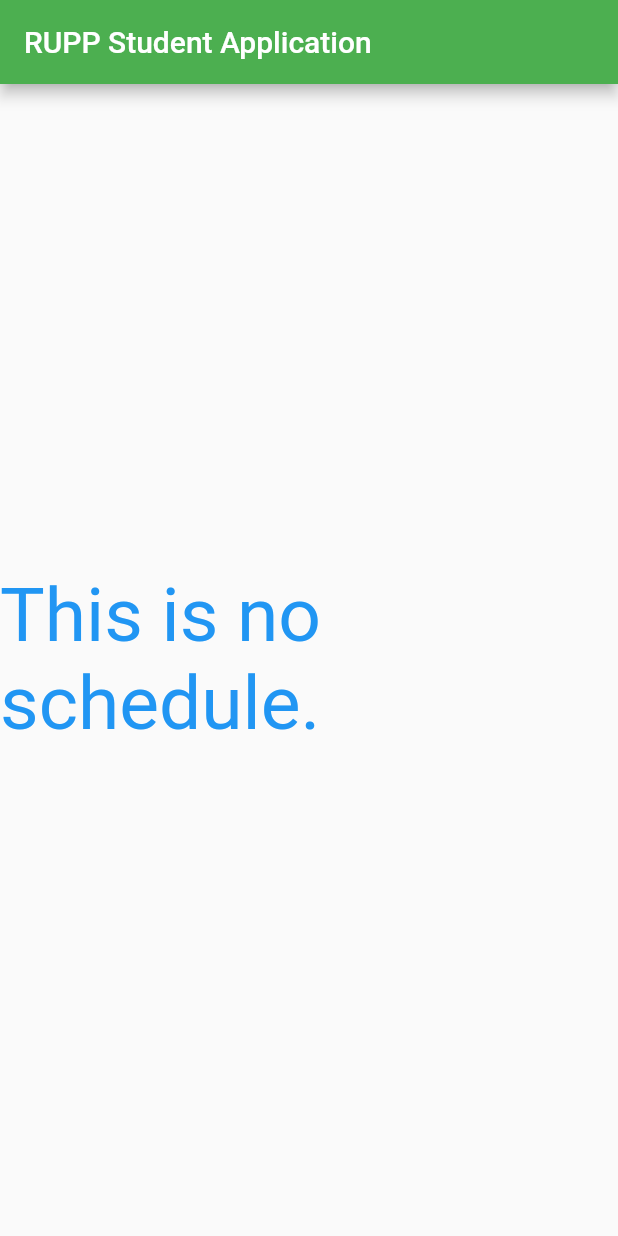
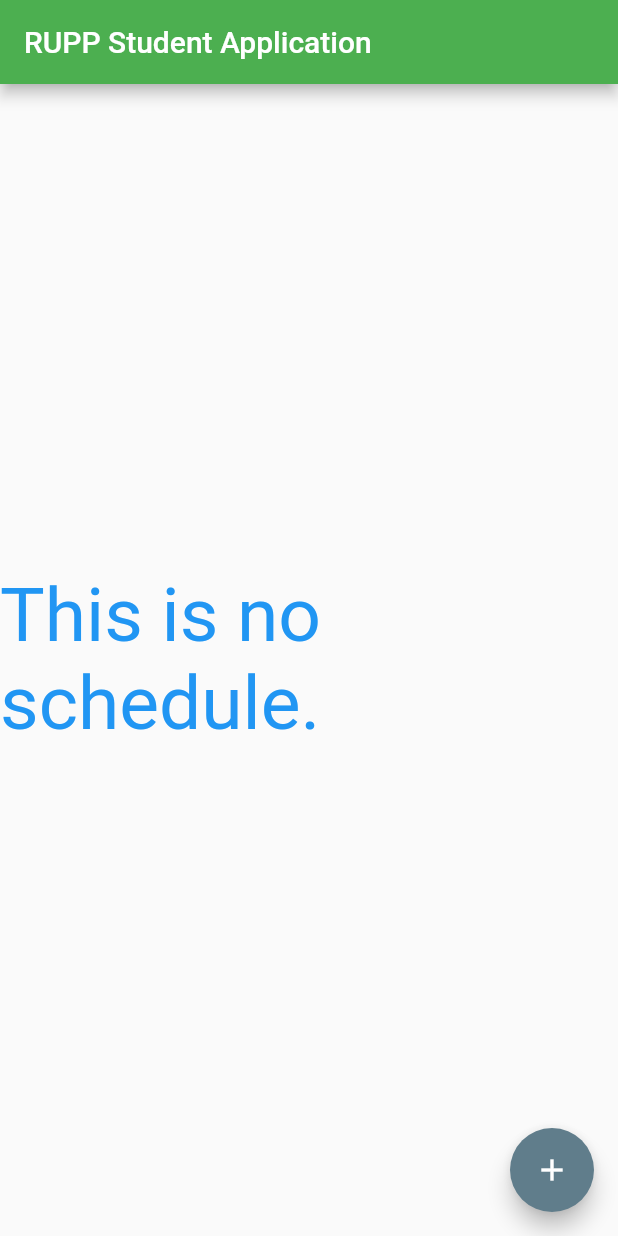
Before and after one commit to ChhailengTim/Basic_Flutter, a Flutter app: the screen it shows after launch, on a phone screen of 412 x 824 dp. Run offline on Flutter 3.47's test engine with Material 2 defaults, Android fonts, the phone set to English and light mode, and no system bars; Roboto replaces fonts that are missing (Verdana).

Commit message:
floatingActionButton

```diff
--- a/my_first_app/lib/main.dart
+++ b/my_first_app/lib/main.dart
@@ -11,7 +11,7 @@ class myApp extends StatelessWidget {
       title: 'SETEC Studdent Application',
       home: Scaffold(
         appBar: AppBar(
-            title: Text('RUPP Student Application'),
+          title: const Text('RUPP Student Application'),
           backgroundColor: Colors.green,
         ),
         body: const Center(
@@ -20,7 +20,16 @@ class myApp extends StatelessWidget {
             style: TextStyle(
                 fontSize: 50, color: Colors.blue, fontFamily: 'Verdana'),
           ),
-          )),
+        ),
+        floatingActionButton: FloatingActionButton(
+          child: const Icon(Icons.add),
+          onPressed: () {
+            // ignore: avoid_print
+            print('This is floatingbutton');
+          },
+          backgroundColor: Colors.blueGrey,
+        ),
+      ),
     );
     //throw UnimplementedError();
   }
```
Lines whose indentation alone changed are shown as unchanged.
